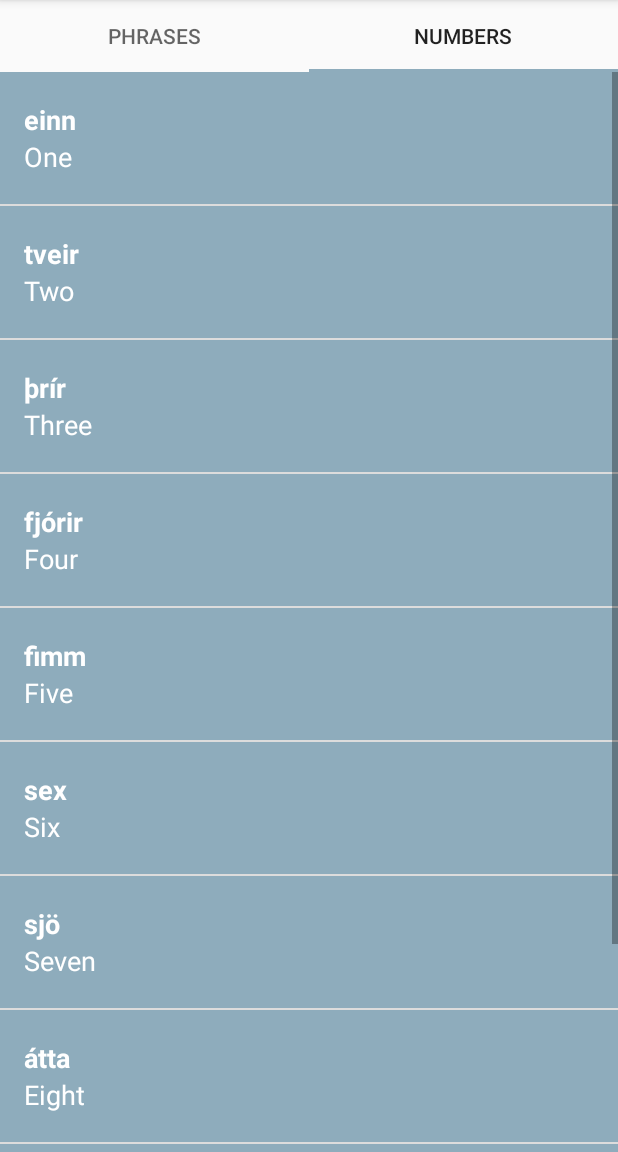
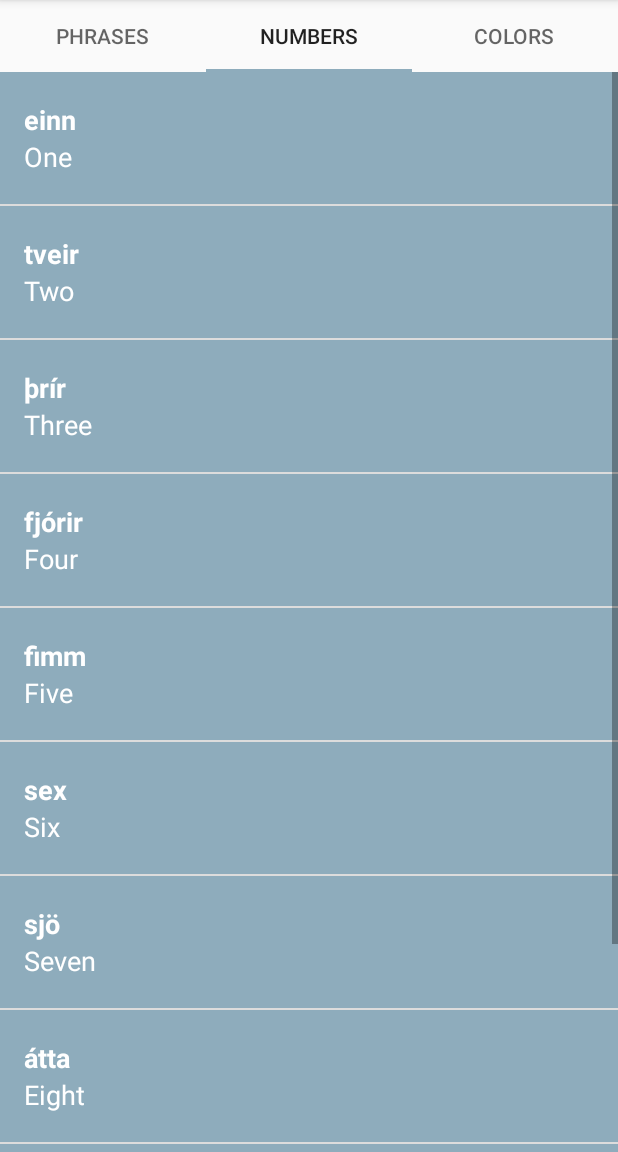
Before and after one commit to shortnd/BasicIcelandicApp, an Android app: the screen it shows after launch (MainActivity), tab 2 chosen, on a phone screen of 412 x 824 dp, the part 84-1236 px from its top. Run offline under Robolectric (Android 15) with nearby library versions, the light colour scheme and no system bars.

Commit message:
Implemented Color fragment you are able to move back and forth between each fragment

```diff
--- a/app/src/main/java/design/shortnd/basicicelandic/CategoryAdapter.java
+++ b/app/src/main/java/design/shortnd/basicicelandic/CategoryAdapter.java
@@ -7,7 +7,7 @@ import android.support.v4.app.FragmentPagerAdapter;
 
 public class CategoryAdapter extends FragmentPagerAdapter {
 
-    private String tabTitles[] = new String[] {"Phrases", "Numbers"};
+    private String tabTitles[] = new String[] {"Phrases", "Numbers", "Colors"};
 
     public CategoryAdapter(FragmentManager fragmentManager) {
         super(fragmentManager);
@@ -17,13 +17,15 @@ public class CategoryAdapter extends FragmentPagerAdapter {
     public Fragment getItem(int position) {
         if (position == 0) {
             return new PhrasesFragment();
+        } else if (position == 1){
+            return new NumbersFragment();
         } else {
-            return new NumbersFragment();
+            return new ColorsFragment();
         }
     }
 
     @Override
-    public int getCount() { return 2; }
+    public int getCount() { return tabTitles.length; }
 
     @Override
     public CharSequence getPageTitle(int position) {
--- /dev/null
+++ b/app/src/main/java/design/shortnd/basicicelandic/ColorsFragment.java
@@ -0,0 +1,65 @@
+package design.shortnd.basicicelandic;
+
+import android.os.Bundle;
+import android.support.annotation.Nullable;
+import android.support.v4.app.Fragment;
+import android.view.LayoutInflater;
+import android.view.View;
+import android.view.ViewGroup;
+import android.widget.ListView;
+
+import java.util.ArrayList;
+
+
+public class ColorsFragment extends Fragment {
+    public ColorsFragment(){}
+
+    // Inflates the fragment into the rootview
+
+    @Nullable
+    @Override
+    public View onCreateView(LayoutInflater inflater, @Nullable ViewGroup container,
+                             @Nullable Bundle savedInstanceState) {
+
+        // Finds the rootview to inflate the view
+        View rootView = inflater.inflate(R.layout.main_list, container,false);
+
+        // Create a new ArrayList to put into the layout
+        final ArrayList<Word> colors = new ArrayList<>();
+
+        colors.add(new Word(getString(R.string.black),
+                getString(R.string.black_icelandic)));
+
+        colors.add(new Word(getString(R.string.blue),
+                getString(R.string.blue_icelandic)));
+
+        colors.add(new Word(getString(R.string.brown),
+                getString(R.string.brown_icelandic)));
+
+        colors.add(new Word(getString(R.string.gray),
+                getString(R.string.gray_icelandic)));
+
+        colors.add(new Word(getString(R.string.green),
+                getString(R.string.green_icelandic)));
+
+        colors.add(new Word(getString(R.string.orange),
+                getString(R.string.orange_icelandic)));
+
+        colors.add(new Word(getString(R.string.purple),
+                getString(R.string.purple_icelandic)));
+
+        colors.add(new Word(getString(R.string.red),
+                getString(R.string.red_icelandic)));
+
+        colors.add(new Word(getString(R.string.white),
+                getString(R.string.white_icelandic)));
+
+        WordAdapter adapter = new WordAdapter(getActivity(), colors, R.color.category_phrases);
+
+        ListView listView = rootView.findViewById(R.id.main_list);
+
+        listView.setAdapter(adapter);
+
+        return rootView;
+    }
+}
--- a/app/src/main/java/design/shortnd/basicicelandic/PhrasesFragment.java
+++ b/app/src/main/java/design/shortnd/basicicelandic/PhrasesFragment.java
@@ -17,7 +17,6 @@ public class PhrasesFragment extends Fragment {
 
 
     // Inflates the fragment to the base root view
-
     @Nullable
     @Override
     public View onCreateView(LayoutInflater inflater, @Nullable ViewGroup container,
--- a/app/src/main/res/values/icelandic_strings.xml
+++ b/app/src/main/res/values/icelandic_strings.xml
@@ -26,4 +26,15 @@
     <string name="nine_icelandic">níu</string>
     <string name="ten_icelandic">tíu</string>
 
+    <!-- Colors -->
+    <string name="black_icelandic">svartur</string>
+    <string name="blue_icelandic">blár</string>
+    <string name="brown_icelandic">brúnn</string>
+    <string name="gray_icelandic">grár</string>
+    <string name="green_icelandic">grænn</string>
+    <string name="orange_icelandic">appelsínugulur</string>
+    <string name="purple_icelandic">fjólublátt</string>
+    <string name="red_icelandic">rauður</string>
+    <string name="white_icelandic">hvítur</string>
+    <string name="yellow_icelandic">gulur</string>
 </resources>
--- a/app/src/main/res/values/strings.xml
+++ b/app/src/main/res/values/strings.xml
@@ -27,5 +27,16 @@
     <string name="nine">Nine</string>
     <string name="ten">Ten</string>
 
+    <!-- Colors -->
+    <string name="black">Black</string>
+    <string name="blue">Blue</string>
+    <string name="brown">Brown</string>
+    <string name="gray">Gray</string>
+    <string name="green">Green</string>
+    <string name="orange">Orange</string>
+    <string name="purple">Purple</string>
+    <string name="red">Red</string>
+    <string name="white">White</string>
+    <string name="yellow">Yellow</string>
 
 </resources>
```
